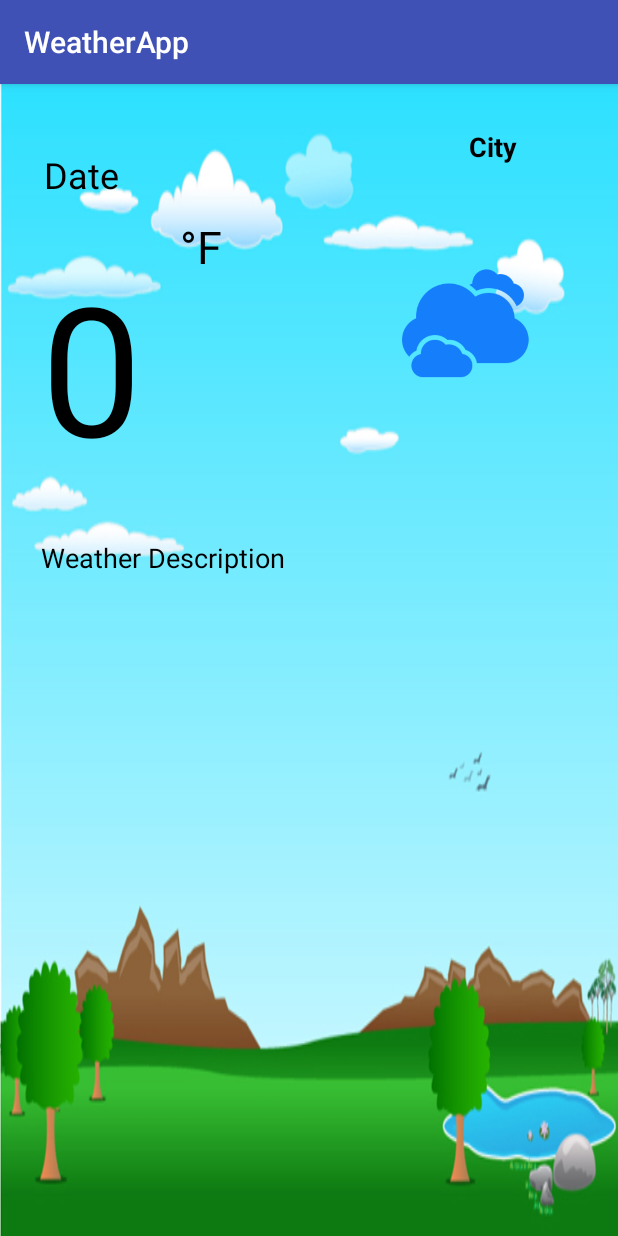
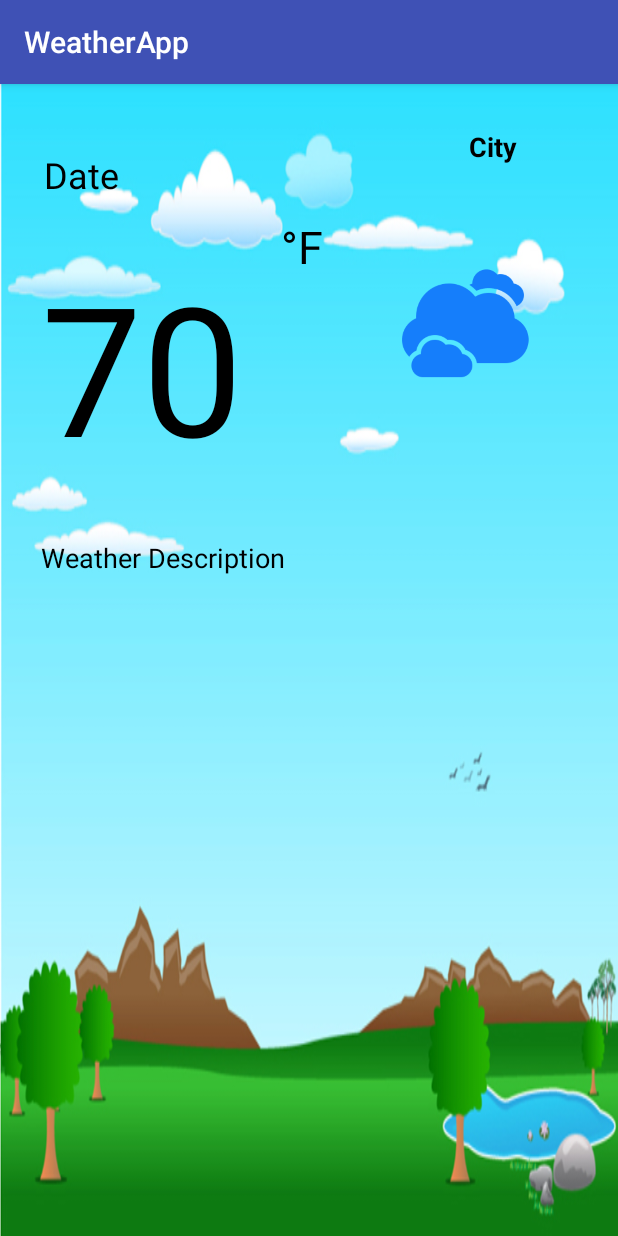
Before and after one commit to vasileGrad/WeatherApp, an Android app: the screen it shows after launch (MainActivity), on a phone screen of 412 x 824 dp. Run offline under Robolectric (Android 15) with nearby library versions, the phone set to English and light mode, and no system bars.

Commit message:
Write code to update tempTextView

```diff
--- a/app/src/main/java/com/example/vasile/weatherapp/MainActivity.java
+++ b/app/src/main/java/com/example/vasile/weatherapp/MainActivity.java
@@ -2,6 +2,7 @@ package com.example.vasile.weatherapp;
 
 import android.support.v7.app.AppCompatActivity;
 import android.os.Bundle;
+import android.widget.TextView;
 
 public class MainActivity extends AppCompatActivity {
 
@@ -9,5 +10,9 @@ public class MainActivity extends AppCompatActivity {
     protected void onCreate(Bundle savedInstanceState) {
         super.onCreate(savedInstanceState);
         setContentView(R.layout.activity_main);
+
+        TextView tempTextView = (TextView) findViewById(R.id.tempTextView);
+        tempTextView.setText("70");
+
     }
 }
```
